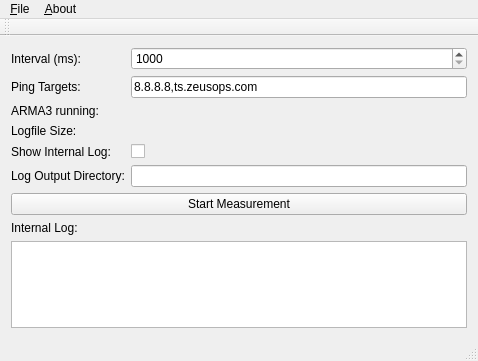
This is src/mainwindow.ui in blizzard4591/zeusUtilities as Qt 5 draws it before an edit. The edited form follows.
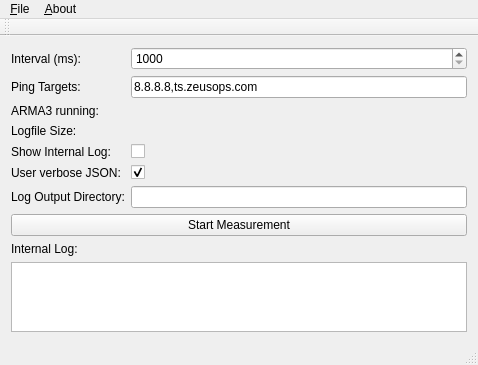
This is the edited form.

Patch:
```diff
--- a/src/mainwindow.ui
+++ b/src/mainwindow.ui
@@ -99,16 +99,33 @@
         </property>
        </widget>
       </item>
-      <item row="5" column="0">
+      <item row="6" column="0">
        <widget class="QLabel" name="lblOutputDir">
         <property name="text">
          <string>Log Output Directory:</string>
         </property>
        </widget>
       </item>
-      <item row="5" column="1">
+      <item row="6" column="1">
        <widget class="QLineEdit" name="edtOutputDir"/>
       </item>
+      <item row="5" column="0">
+       <widget class="QLabel" name="lblVerboseJson">
+        <property name="text">
+         <string>User verbose JSON:</string>
+        </property>
+       </widget>
+      </item>
+      <item row="5" column="1">
+       <widget class="QCheckBox" name="cboxVerboseJson">
+        <property name="text">
+         <string/>
+        </property>
+        <property name="checked">
+         <bool>true</bool>
+        </property>
+       </widget>
+      </item>
      </layout>
     </item>
     <item>
```
